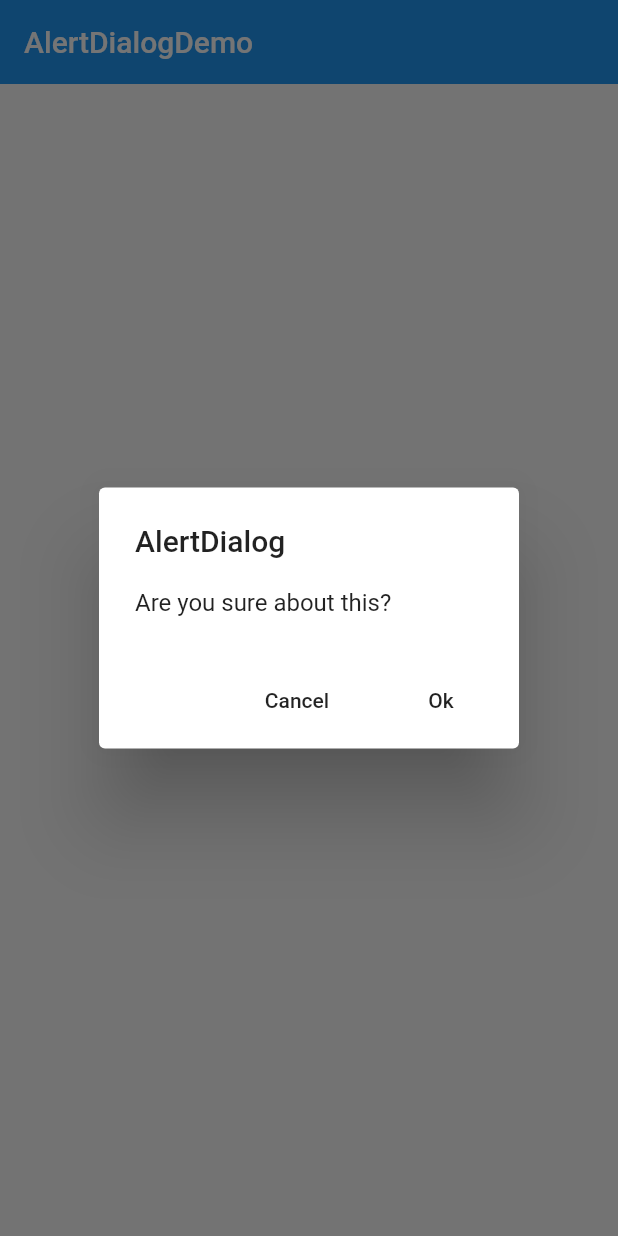
After one commit to YuDongZhang/flutter_app_learn, a Flutter app: the AlertDialogDemo screen opened directly, after a tap on "Open AlertDialog", on a phone screen of 412 x 824 dp. The commit adds this screen. Run offline on Flutter 3.47's test engine with Material 2 defaults, Android fonts, the phone set to English and light mode, and no system bars.

Commit message:
AlertDialog：获取与使用动作的值

```diff
--- /dev/null
+++ b/lib/20-宁浩教程练习/demo/alert_dialog_demo.dart
@@ -0,0 +1,86 @@
+import 'package:flutter/material.dart';
+import 'dart:async';
+
+enum Action {
+  Ok,
+  Cancel
+}
+
+class AlertDialogDemo extends StatefulWidget {
+  @override
+  _AlertDialogDemoState createState() => _AlertDialogDemoState();
+}
+
+class _AlertDialogDemoState extends State<AlertDialogDemo> {
+  String _choice = 'Nothing';
+
+  Future _openAlertDialog() async {
+    final action = await showDialog(
+      context: context,
+      barrierDismissible: false,//点击窗外面不能取消
+      builder: (BuildContext context) {
+        return AlertDialog(
+          title: Text('AlertDialog'),
+          content: Text('Are you sure about this?'),
+          actions: <Widget>[
+            FlatButton(
+              child: Text('Cancel'),
+              onPressed: () {
+                Navigator.pop(context, Action.Cancel);
+              },
+            ),
+            FlatButton(
+              child: Text('Ok'),
+              onPressed: () {
+                Navigator.pop(context, Action.Ok);
+              },
+            ),
+          ],
+        );
+      },
+    );
+
+    switch (action) {
+      case Action.Ok:
+        setState(() {
+          _choice = 'Ok';
+        });
+        break;
+      case Action.Cancel:
+        setState(() {
+          _choice = 'Cancel';
+        });
+        break;
+      default:
+    }
+  }
+
+  @override
+  Widget build(BuildContext context) {
+    return Scaffold(
+      appBar: AppBar(
+        title: Text('AlertDialogDemo'),
+        elevation: 0.0,
+      ),
+      body: Container(
+        padding: EdgeInsets.all(16.0),
+        child: Column(
+          mainAxisAlignment: MainAxisAlignment.center,
+          children: <Widget>[
+            Text('Your choice is: $_choice'),
+            SizedBox(height: 16.0,),
+            Row(
+              mainAxisAlignment: MainAxisAlignment.center,
+              children: <Widget>[
+                RaisedButton(
+                  child: Text('Open AlertDialog'),
+                  onPressed: _openAlertDialog,
+                ),
+              ],
+            ),
+          ],
+        ),
+      ),
+    );
+  }
+}
--- a/lib/20-宁浩教程练习/demo/material_components.dart
+++ b/lib/20-宁浩教程练习/demo/material_components.dart
@@ -1,4 +1,5 @@
 import 'package:flutter/material.dart';
+import 'package:flutter_app_learn/20-%E5%AE%81%E6%B5%A9%E6%95%99%E7%A8%8B%E7%BB%83%E4%B9%A0/demo/alert_dialog_demo.dart';
 import 'package:flutter_app_learn/20-%E5%AE%81%E6%B5%A9%E6%95%99%E7%A8%8B%E7%BB%83%E4%B9%A0/demo/checkbox_demo.dart';
 import 'package:flutter_app_learn/20-%E5%AE%81%E6%B5%A9%E6%95%99%E7%A8%8B%E7%BB%83%E4%B9%A0/demo/datetime_demo.dart';
 import 'package:flutter_app_learn/20-%E5%AE%81%E6%B5%A9%E6%95%99%E7%A8%8B%E7%BB%83%E4%B9%A0/demo/form_demo.dart';
@@ -21,6 +22,7 @@ class MaterialComponents extends StatelessWidget {
       ),
       body: ListView(
         children: [
+          ListItem(title: 'AlertDialogDemo', page: AlertDialogDemo()),
           ListItem(title: 'SimpleDialogDemo', page: SimpleDialogDemo()),
           ListItem(title: 'datetime', page: DateTimeDemo()),
           ListItem(title: 'Slider', page: SliderDemo()),
```
